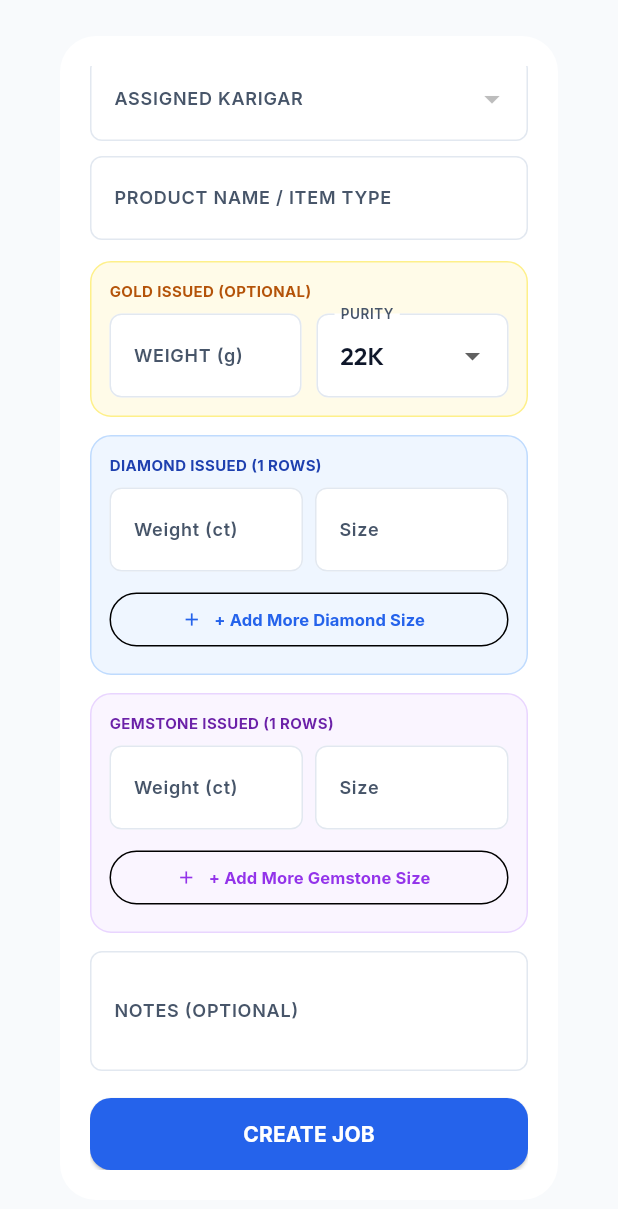
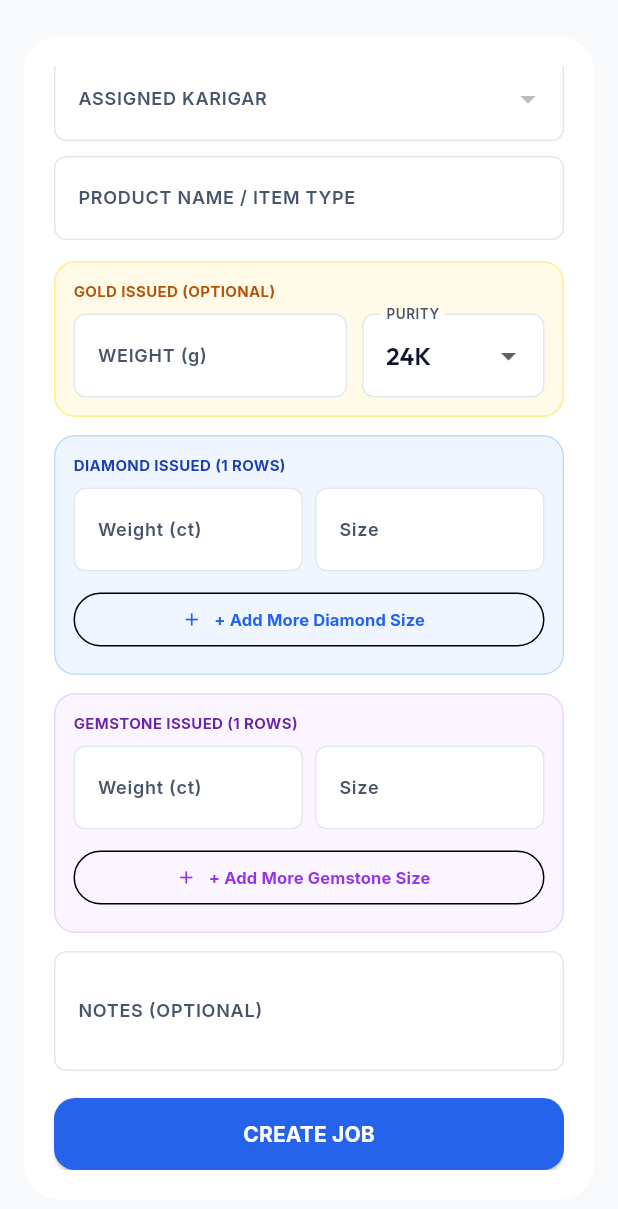
Before and after one commit to monk7436/ARK, a Flutter app: the JobModal widget shown alone on an empty page, opened directly with empty values, scrolled down 140 dp, on a phone screen of 412 x 824 dp. Shown: the top 1209 px of the screen. Run offline on Flutter 3.47's test engine with Material 3 defaults, Android fonts, the phone set to English and light mode, and no system bars; our stand-ins replace google_fonts, image_picker; network calls fail.

Commit message:
fix(jobs): eliminate TypeError on submit, set 24K default purity, sort jobs latest-first, and prevent 123px overflow

```diff
--- a/ark_mobile/lib/widgets/job_modal.dart
+++ b/ark_mobile/lib/widgets/job_modal.dart
@@ -27,7 +27,7 @@ class _JobModalState extends State<JobModal> {
   String? _selectedManufacturerId;
   final _productNameCtrl = TextEditingController();
   final _goldWeightCtrl = TextEditingController();
-  String _goldPurity = '22K';
+  String _goldPurity = '24K'; // Always starts with 24K
   final _notesCtrl = TextEditingController();
 
   // Multi-row Diamond items
@@ -35,6 +35,7 @@ class _JobModalState extends State<JobModal> {
   // Multi-row Gemstone items
   List<Map<String, TextEditingController>> _gemstoneRows = [];
 
+  // Purity dropdown always starts with 24K
   final List<String> _goldPurityOptions = ['24K', '22K', '18K', '14K', '9K'];
 
   @override
@@ -48,8 +49,8 @@ class _JobModalState extends State<JobModal> {
       _dateTime = j['timestamp'] ?? '';
       _selectedManufacturerId = j['manufacturerId'];
       _productNameCtrl.text = j['productName'] ?? '';
-      _goldWeightCtrl.text = j['goldWeight']?.toString() ?? '';
-      _goldPurity = j['goldPurity'] ?? '22K';
+      _goldWeightCtrl.text = j['goldWeight'] != null && j['goldWeight'] > 0 ? j['goldWeight'].toString() : '';
+      _goldPurity = j['goldPurity'] ?? '24K';
       _notesCtrl.text = j['notes'] ?? '';
 
       final dList = j['diamondRows'] as List<dynamic>? ?? [];
@@ -75,10 +76,15 @@ class _JobModalState extends State<JobModal> {
     } else {
       _jobNumber = widget.nextJobNumber;
       final now = DateTime.now();
-      _dateTime = "${now.day.toString().padLeft(2, '0')}/${now.month.toString().padLeft(2, '0')}/${now.year}, ${now.hour % 12 == 0 ? 12 : now.hour % 12}:${now.minute.toString().padLeft(2, '0')} ${now.hour >= 12 ? 'PM' : 'AM'}";
+      final minuteStr = now.minute.toString().padLeft(2, '0');
+      final hour12 = now.hour % 12 == 0 ? 12 : now.hour % 12;
+      final amPm = now.hour >= 12 ? 'PM' : 'AM';
+      _dateTime = "${now.day.toString().padLeft(2, '0')}/${now.month.toString().padLeft(2, '0')}/${now.year}, $hour12:$minuteStr $amPm";
+
       if (widget.manufacturers.isNotEmpty) {
         _selectedManufacturerId = widget.manufacturers.first.id;
       }
+      _goldPurity = '24K'; // Always start with 24K on new form
       _diamondRows = [{'weight': TextEditingController(), 'size': TextEditingController()}];
       _gemstoneRows = [{'weight': TextEditingController(), 'size': TextEditingController()}];
     }
@@ -129,13 +135,15 @@ class _JobModalState extends State<JobModal> {
   }
 
   void _submit() {
+    // 100% Type-safe Karigar name retrieval (prevents () => Null TypeError)
     String mfgName = 'Artisan Workshop';
     if (_selectedManufacturerId != null) {
-      final mfg = widget.manufacturers.firstWhere(
-        (m) => m.id == _selectedManufacturerId,
-        orElse: () => null,
-      );
-      if (mfg != null) mfgName = mfg.name;
+      for (final m in widget.manufacturers) {
+        if (m.id == _selectedManufacturerId) {
+          mfgName = m.name;
+          break;
+        }
+      }
     }
 
     final dData = _diamondRows
@@ -170,9 +178,11 @@ class _JobModalState extends State<JobModal> {
   @override
   Widget build(BuildContext context) {
     return Dialog(
+      insetPadding: const EdgeInsets.symmetric(horizontal: 16, vertical: 24),
       shape: RoundedRectangleBorder(borderRadius: BorderRadius.circular(24)),
-      child: Container(
-        constraints: const BoxConstraints(maxWidth: 460),
+      child: ConstrainedBox(
+        constraints: const BoxConstraints(maxWidth: 480),
+        child: Padding(
           padding: const EdgeInsets.all(20),
           child: SingleChildScrollView(
             child: Column(
@@ -246,23 +256,31 @@ class _JobModalState extends State<JobModal> {
 
                 if (!isEditing) ...[
                   DropdownButtonFormField<String>(
+                    isExpanded: true, // Prevents 123px overflow
                     initialValue: _selectedManufacturerId,
                     decoration: const InputDecoration(labelText: 'ASSIGNED KARIGAR'),
                     items: widget.manufacturers.map((m) {
-                    return DropdownMenuItem<String>(value: m.id as String, child: Text('${m.name} (${m.office})'));
+                      return DropdownMenuItem<String>(
+                        value: m.id as String,
+                        child: Text(
+                          '${m.name} (${m.office})',
+                          maxLines: 1,
+                          overflow: TextOverflow.ellipsis,
+                        ),
+                      );
                     }).toList(),
                     onChanged: (val) => setState(() => _selectedManufacturerId = val),
                   ),
                   const SizedBox(height: 10),
                   TextFormField(
                     controller: _productNameCtrl,
-                  decoration: const InputDecoration(labelText: 'PRODUCT NAME / ITEM TYPE', hintText: 'e.g. 22K Antique Ring'),
+                    decoration: const InputDecoration(labelText: 'PRODUCT NAME / ITEM TYPE', hintText: 'e.g. 14 K snake ring'),
                   ),
                 ],
 
                 const SizedBox(height: 14),
 
-              // 1. GOLD SECTION (OPTIONAL)
+                // 1. GOLD SECTION (OPTIONAL) - Always starts with 24K
                 Container(
                   padding: const EdgeInsets.all(12),
                   decoration: BoxDecoration(color: const Color(0xFFFFFBE8), borderRadius: BorderRadius.circular(14), border: Border.all(color: const Color(0xFFFEF08A))),
@@ -274,6 +292,7 @@ class _JobModalState extends State<JobModal> {
                       Row(
                         children: [
                           Expanded(
+                            flex: 3,
                             child: TextFormField(
                               controller: _goldWeightCtrl,
                               keyboardType: const TextInputType.numberWithOptions(decimal: true),
@@ -282,11 +301,15 @@ class _JobModalState extends State<JobModal> {
                           ),
                           const SizedBox(width: 10),
                           Expanded(
+                            flex: 2,
                             child: DropdownButtonFormField<String>(
+                              isExpanded: true,
                               initialValue: _goldPurity,
                               decoration: const InputDecoration(labelText: 'PURITY'),
                               items: _goldPurityOptions.map((p) => DropdownMenuItem(value: p, child: Text(p))).toList(),
-                            onChanged: (val) => setState(() => _goldPurity = val!),
+                              onChanged: (val) {
+                                if (val != null) setState(() => _goldPurity = val);
+                              },
                             ),
                           ),
                         ],
@@ -423,6 +446,7 @@ class _JobModalState extends State<JobModal> {
             ),
           ),
         ),
+      ),
     );
   }
 }
```
Also changed, not shown: ark_mobile/lib/screens/jobs_screen.dart (+23 -21 lines), 2 other files. Lines whose indentation alone changed are shown as unchanged.
